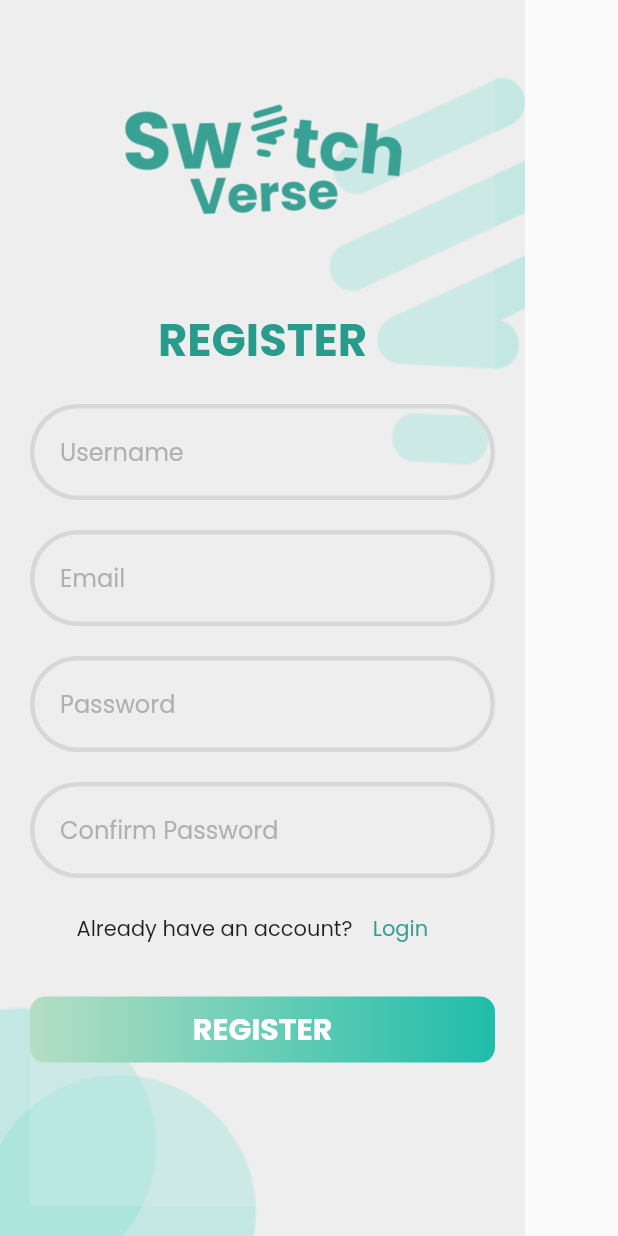
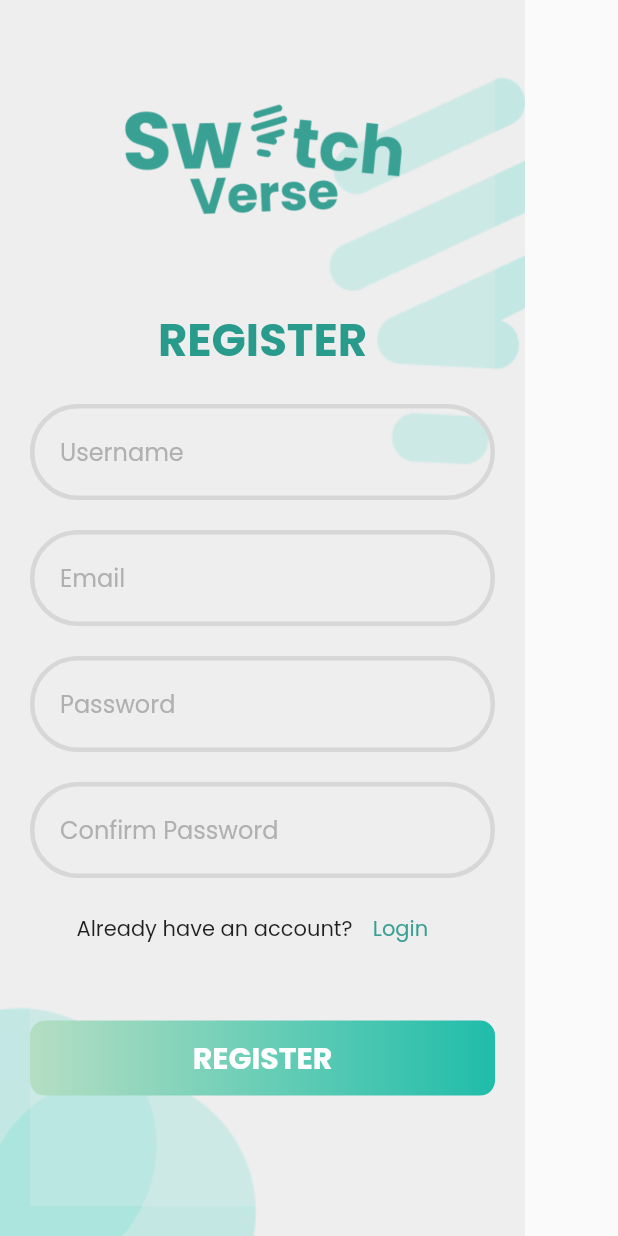
Before and after one commit to anneliszt/switch, a Flutter app: the RegisterPage widget shown alone on an empty page, opened directly, after a tap on "REGISTER", on a phone screen of 412 x 824 dp. Run offline on Flutter 3.47's test engine with Material 2 defaults, Android fonts, the phone set to English and light mode, and no system bars; our stand-ins replace qr_flutter; missing offline and left inert: mobile_scanner; network calls fail.

Commit message:
Update registration page

```diff
--- a/app/lib/register.dart
+++ b/app/lib/register.dart
@@ -3,6 +3,106 @@
 import 'package:app/login.dart';
 import 'package:app/main.dart';
 import 'package:flutter/material.dart';
+import 'package:app/homepage.dart';
+import 'dart:convert';
+import 'package:http/http.dart';
+
+void register(BuildContext context, String username, email, password,
+    confirmPassword) async {
+  try {
+    Response response = await post(
+        Uri.parse('https://ojt-relay-switch-api.vercel.app/api/register'),
+        body: {'username': username, 'email': email, 'password': password});
+
+    if (response.statusCode == 200) {
+      if (password == confirmPassword) {
+        print('Password match');
+        var data = jsonDecode(response.body.toString());
+        print(data['token']);
+        print('Registration successful');
+        showDialog(
+          context: context,
+          builder: (BuildContext context) {
+            return AlertDialog(
+              title: const Text('Registration Successful'),
+              content: Text('You have successfully registered'),
+              actions: <Widget>[
+                TextButton(
+                  child: Text('OK'),
+                  onPressed: () {
+                    Navigator.push(
+                        context,
+                        PageRouteBuilder(
+                          pageBuilder:
+                              (context, animation, secondaryAnimation) =>
+                                  LoginPage(),
+                          transitionDuration: Duration(seconds: 5),
+                          reverseTransitionDuration: Duration(seconds: 0),
+                        ));
+                  },
+                ),
+              ],
+            );
+          },
+        );
+      } else {
+        print('Password does not match');
+        showDialog(
+          context: context,
+          builder: (BuildContext context) {
+            return AlertDialog(
+              title: const Text('Registration unsuccessful'),
+              content: Text('Password does not match'),
+              actions: <Widget>[
+                TextButton(
+                  child: Text('OK'),
+                  onPressed: () {
+                    Navigator.push(
+                        context,
+                        PageRouteBuilder(
+                          pageBuilder:
+                              (context, animation, secondaryAnimation) =>
+                                  LoginPage(),
+                          transitionDuration: Duration(seconds: 5),
+                          reverseTransitionDuration: Duration(seconds: 0),
+                        ));
+                  },
+                ),
+              ],
+            );
+          },
+        );
+      }
+    } else {
+      showDialog(
+        context: context,
+        builder: (BuildContext context) {
+          return AlertDialog(
+            title: const Text('Account does not exist'),
+            content: Text('Try registering an account first'),
+            actions: <Widget>[
+              TextButton(
+                child: Text('OK'),
+                onPressed: () {
+                  Navigator.push(
+                      context,
+                      PageRouteBuilder(
+                        pageBuilder: (context, animation, secondaryAnimation) =>
+                            LoginPage(),
+                        transitionDuration: Duration(seconds: 5),
+                        reverseTransitionDuration: Duration(seconds: 0),
+                      ));
+                },
+              ),
+            ],
+          );
+        },
+      );
+    }
+  } catch (e) {
+    print(e.toString());
+  }
+}
 
 class RegisterPage extends StatefulWidget {
   const RegisterPage({super.key});
@@ -10,6 +110,11 @@ class RegisterPage extends StatefulWidget {
   @override
   _RegisterPageState createState() => _RegisterPageState();
 }
+
+TextEditingController usernameController = TextEditingController();
+TextEditingController emailController = TextEditingController();
+TextEditingController passwordController = TextEditingController();
+TextEditingController confirmPasswordController = TextEditingController();
 
 class _RegisterPageState extends State<RegisterPage> {
   @override
@@ -46,6 +151,7 @@ class _RegisterPageState extends State<RegisterPage> {
                 height: 20,
               ),
               TextFormField(
+                  controller: usernameController,
                   decoration: InputDecoration(
                     enabledBorder: OutlineInputBorder(
                       borderSide: const BorderSide(
@@ -67,6 +173,7 @@ class _RegisterPageState extends State<RegisterPage> {
                 height: 20,
               ),
               TextFormField(
+                  controller: emailController,
                   decoration: InputDecoration(
                     enabledBorder: OutlineInputBorder(
                       borderSide: const BorderSide(
@@ -88,10 +195,12 @@ class _RegisterPageState extends State<RegisterPage> {
                 height: 20,
               ),
               TextFormField(
+                  controller: passwordController,
                   decoration: InputDecoration(
                     enabledBorder: OutlineInputBorder(
                         borderSide: const BorderSide(
-                        width: 3, color: Color.fromARGB(255, 215, 215, 215)),
+                            width: 3,
+                            color: Color.fromARGB(255, 215, 215, 215)),
                         borderRadius: BorderRadius.circular(50.0)),
                     focusedBorder: OutlineInputBorder(
                       borderSide: const BorderSide(
@@ -108,10 +217,12 @@ class _RegisterPageState extends State<RegisterPage> {
                 height: 20,
               ),
               TextFormField(
+                  controller: confirmPasswordController,
                   decoration: InputDecoration(
                     enabledBorder: OutlineInputBorder(
                         borderSide: const BorderSide(
-                        width: 3, color: Color.fromARGB(255, 215, 215, 215)),
+                            width: 3,
+                            color: Color.fromARGB(255, 215, 215, 215)),
                         borderRadius: BorderRadius.circular(50.0)),
                     focusedBorder: OutlineInputBorder(
                       borderSide: const BorderSide(
@@ -165,9 +276,18 @@ class _RegisterPageState extends State<RegisterPage> {
               ),
               Padding(
                 padding: const EdgeInsets.symmetric(vertical: 16.0),
+              ),
+              GestureDetector(
+                onTap: () {
+                  register(
+                      context,
+                      usernameController.text.toString(),
+                      emailController.text.toString(),
+                      passwordController.text.toString(),
+                      confirmPasswordController.text.toString());
+                },
                 child: Container(
-                  width: 600,
-                  height: 44.0,
+                  height: 50,
                   decoration: BoxDecoration(
                       borderRadius: BorderRadius.circular(
                           10.0), // Adjust the border radius as desired
@@ -175,12 +295,8 @@ class _RegisterPageState extends State<RegisterPage> {
                         Color.fromARGB(255, 181, 222, 195),
                         Color.fromARGB(255, 31, 189, 170)
                       ])),
-                  child: ElevatedButton(
-                    onPressed: () {},
-                    style: ElevatedButton.styleFrom(
-                        backgroundColor: Colors.transparent,
-                        shadowColor: Colors.transparent),
-                    child: const Text('REGISTER',
+                  child: Center(
+                    child: Text('REGISTER',
                         style: TextStyle(
                             fontSize: 20,
                             fontFamily: 'Poppins',
@@ -189,7 +305,7 @@ class _RegisterPageState extends State<RegisterPage> {
                             decoration: TextDecoration.none)),
                   ),
                 ),
-              ),
+              )
             ],
           )),
     );
```
Also changed, not shown: app/lib/login.dart (+0 -25 lines). Lines whose indentation alone changed are shown as unchanged.
